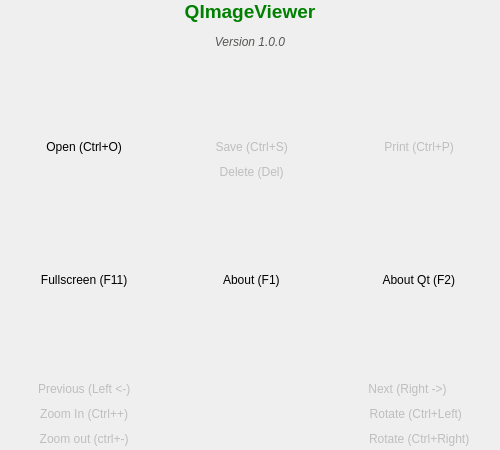
The window that QImageWiever/infodialog.ui (Rork96/QtProjects) describes before a commit, drawn with Qt 5.
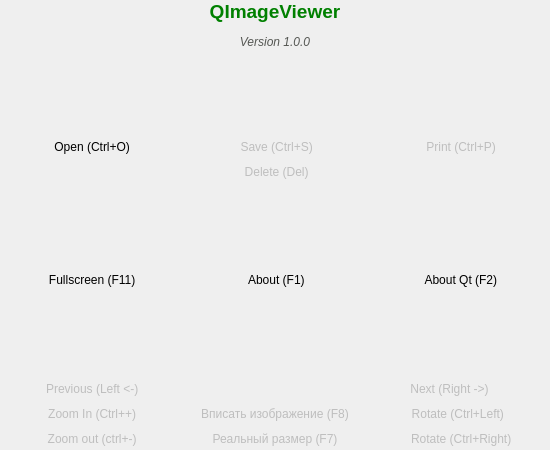
The same window after the commit. Icons and pictures are not drawn.

Patch:
```diff
--- a/QImageWiever/infodialog.ui
+++ b/QImageWiever/infodialog.ui
@@ -6,7 +6,7 @@
    <rect>
     <x>0</x>
     <y>0</y>
-    <width>500</width>
+    <width>550</width>
     <height>450</height>
    </rect>
   </property>
@@ -297,6 +297,38 @@
      </property>
     </widget>
    </item>
+   <item row="14" column="1">
+    <widget class="QPushButton" name="realScaleBtn">
+     <property name="enabled">
+      <bool>false</bool>
+     </property>
+     <property name="text">
+      <string>Реальный размер (F7)</string>
+     </property>
+     <property name="flat">
+      <bool>true</bool>
+     </property>
+    </widget>
+   </item>
+   <item row="12" column="1">
+    <widget class="QPushButton" name="fitScaleBtn">
+     <property name="enabled">
+      <bool>false</bool>
+     </property>
+     <property name="text">
+      <string>Вписать изображение (F8)</string>
+     </property>
+     <property name="checkable">
+      <bool>false</bool>
+     </property>
+     <property name="checked">
+      <bool>false</bool>
+     </property>
+     <property name="flat">
+      <bool>true</bool>
+     </property>
+    </widget>
+   </item>
   </layout>
  </widget>
  <resources>
```
